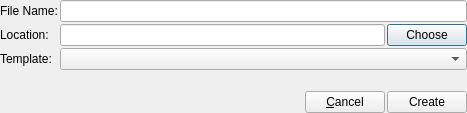
Above: src/prymatex/gui/ui_files/newtemplate.ui from prymatex/prymatex before the change. Below: the same form after it.
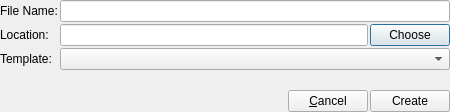
That is the form after the change. Icons and pictures are not drawn.

Commit message: new from template dialog

Patch:
```diff
--- a/src/prymatex/gui/ui_files/newtemplate.ui
+++ b/src/prymatex/gui/ui_files/newtemplate.ui
@@ -6,8 +6,8 @@
    <rect>
     <x>0</x>
     <y>0</y>
-    <width>467</width>
-    <height>113</height>
+    <width>450</width>
+    <height>112</height>
    </rect>
   </property>
   <property name="windowTitle">
```
Left out of the diff: 23 changed lines with no effect on the pictures. The commit also changes 7 other files.
